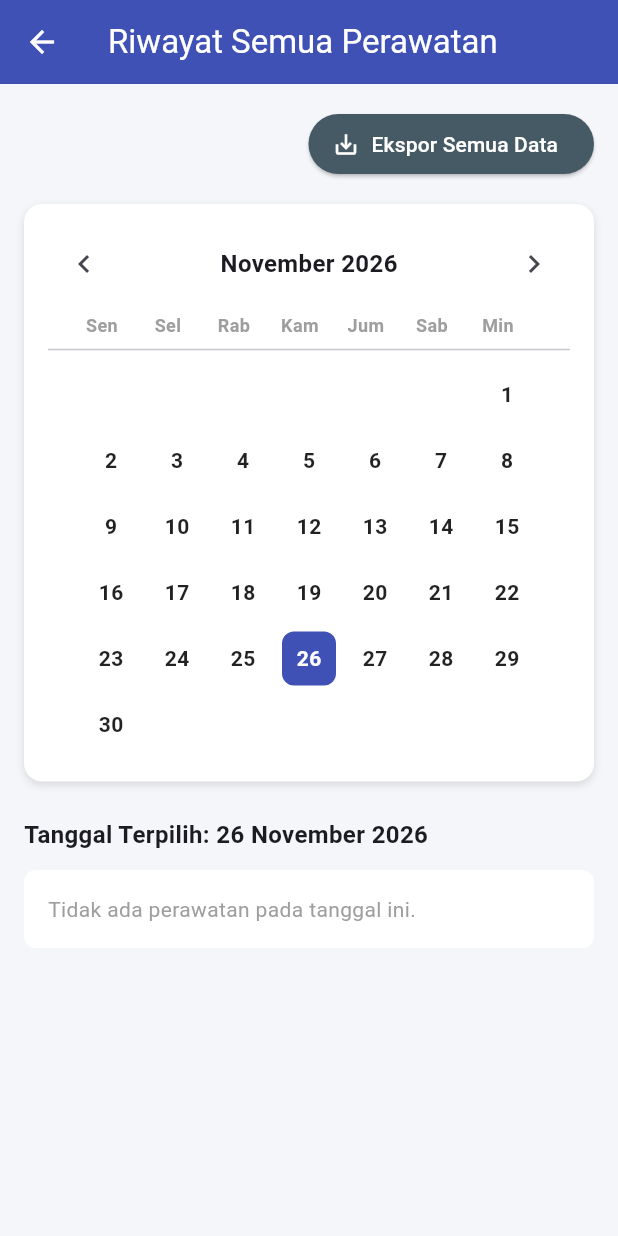
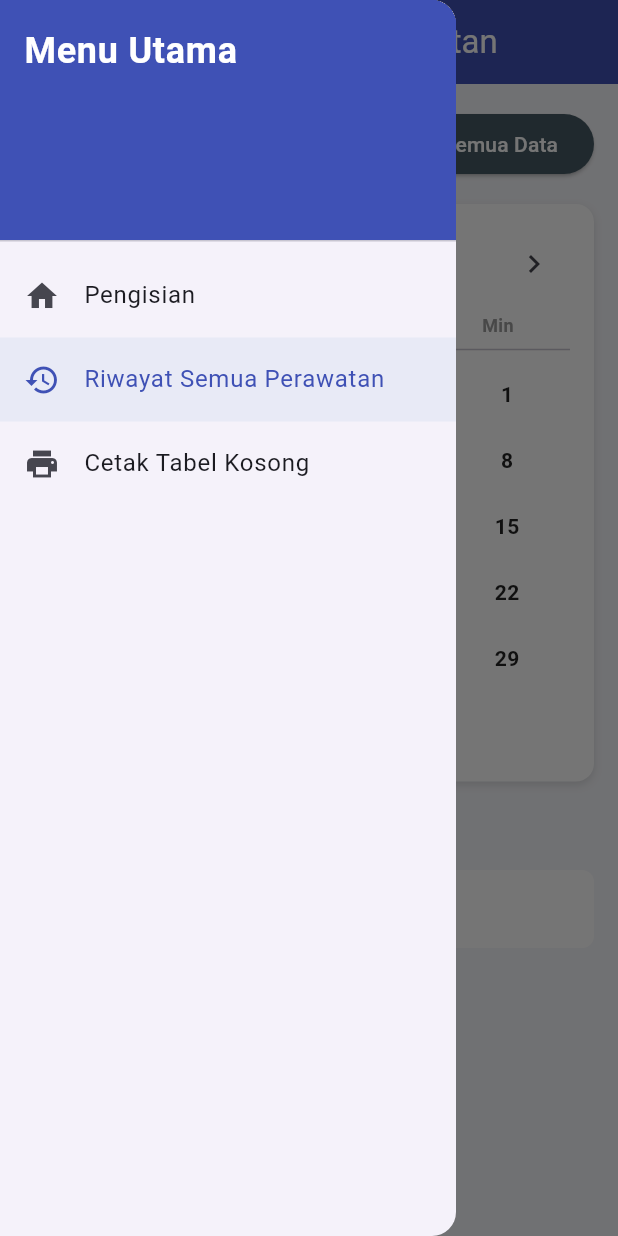
Before and after one commit to BagusAhmadi/aplikasi_perawatan_itrr, a Flutter app: the GlobalRiwayatScreen screen opened directly, with the side drawer open (before the commit the screen has no drawer), on a phone screen of 412 x 824 dp. Run offline on Flutter 3.47's test engine with Material 3 defaults, Android fonts, the phone set to English and light mode, and no system bars; our stand-ins replace file_picker, pdf, printing, share_plus, sqflite; accounts and stored records are empty.

Commit message:
v25.96875 tabel kosong

```diff
--- a/lib/screens/global_riwayat_screen.dart
+++ b/lib/screens/global_riwayat_screen.dart
@@ -6,6 +6,7 @@ import 'genset/genset_database.dart';
 import 'genset/genset_riwayat_logic.dart';
 import 'genset/pdf_generator.dart';
 import 'genset/pdf_preview_screen.dart';
+import 'cetak_blanko_screen.dart'; // Import untuk navigasi sidebar
 
 class GlobalRiwayatScreen extends StatefulWidget {
   const GlobalRiwayatScreen({super.key});
@@ -31,7 +32,6 @@ class _GlobalRiwayatScreenState extends State<GlobalRiwayatScreen> {
 
   Future<void> _loadData() async {
     setState(() => _isLoading = true);
-    // Mengambil semua data dari database
     final data = await GensetDatabase.bacaSemua();
     setState(() {
       _allData = data;
@@ -72,7 +72,6 @@ class _GlobalRiwayatScreenState extends State<GlobalRiwayatScreen> {
     }
   }
 
-  // --- LOGIKA KALENDER ---
   bool _hasDataOnDate(DateTime date) {
     return _allData.any((item) =>
       item.tanggal.year == date.year &&
@@ -94,21 +93,73 @@ class _GlobalRiwayatScreenState extends State<GlobalRiwayatScreen> {
   Widget build(BuildContext context) {
     if (_isLoading) return const Scaffold(body: Center(child: CircularProgressIndicator()));
 
-    // Membungkus seluruh konten dengan Scaffold dan AppBar
     return Scaffold(
       backgroundColor: const Color(0xFFF5F6FA),
+      // ==========================================
+      // MENAMBAHKAN DRAWER / SIDEBAR
+      // ==========================================
+      drawer: Drawer(
+        child: ListView(
+          padding: EdgeInsets.zero,
+          children: [
+            const DrawerHeader(
+              decoration: BoxDecoration(color: Color(0xFF3F51B5)),
+              child: Text(
+                'Menu Utama',
+                style: TextStyle(color: Colors.white, fontSize: 24, fontWeight: FontWeight.bold),
+              ),
+            ),
+            ListTile(
+              leading: const Icon(Icons.home),
+              title: const Text('Pengisian'),
+              onTap: () {
+                Navigator.popUntil(context, (route) => route.isFirst);
+              },
+            ),
+            ListTile(
+              leading: const Icon(Icons.history),
+              title: const Text('Riwayat Semua Perawatan'),
+              selected: true,
+              selectedTileColor: const Color(0xFFE8EAF6),
+              selectedColor: const Color(0xFF3F51B5),
+              onTap: () {
+                Navigator.pop(context); // Tutup drawer jika sedang di halaman ini
+              },
+            ),
+            // Garis pemisah (Divider) dihapus
+            ListTile(
+              leading: const Icon(Icons.print),
+              title: const Text('Cetak Tabel Kosong'),
+              onTap: () {
+                Navigator.pop(context);
+                Navigator.push(
+                  context,
+                  MaterialPageRoute(builder: (context) => const CetakBlankoScreen()),
+                );
+              },
+            ),
+          ],
+        ),
+      ),
       appBar: AppBar(
         title: const Text('Riwayat Semua Perawatan'),
         backgroundColor: const Color(0xFF3F51B5),
         foregroundColor: Colors.white,
-        // Tombol back otomatis muncul karena halaman ini dibuka via Navigator.push
+        // ==========================================
+        // MENGGANTI TOMBOL BACK JADI HAMBURGER
+        // ==========================================
+        leading: Builder(
+          builder: (context) => IconButton(
+            icon: const Icon(Icons.menu),
+            onPressed: () => Scaffold.of(context).openDrawer(),
+          ),
+        ),
       ),
       body: SingleChildScrollView(
         padding: const EdgeInsets.all(16),
         child: Column(
           crossAxisAlignment: CrossAxisAlignment.stretch,
           children: [
-            // Tombol Ekspor (Tanpa Filter Gedung)
             Align(
               alignment: Alignment.centerRight,
               child: ElevatedButton.icon(
@@ -125,7 +176,6 @@ class _GlobalRiwayatScreenState extends State<GlobalRiwayatScreen> {
             ),
             const SizedBox(height: 16),
 
-            // KOTAK KALENDER
             Container(
               padding: const EdgeInsets.all(16),
               decoration: BoxDecoration(
@@ -330,7 +380,6 @@ class _GlobalRiwayatScreenState extends State<GlobalRiwayatScreen> {
     );
   }
 
-  // Fungsi Ekspor Khusus Global (Semua Gedung)
   Future<void> _eksporSemuaData() async {
     showModalBottomSheet(
       context: context,
@@ -363,7 +412,7 @@ class _GlobalRiwayatScreenState extends State<GlobalRiwayatScreen> {
                       helpText: 'Pilih Bulan (Tanggal tidak penting)',
                     );
                     if (picked != null) {
-                      // Catatan: Perlu penyesuaian pada GensetRiwayatLogic jika ingin ekspor per bulan dengan filter 'semua'
+                      // Bisa disesuaikan untuk filter bulan dengan 'semua'
                     }
                   },
                 ),
```
Also changed, not shown: lib/screens/cetak_blanko_screen.dart (+5 -5 lines), lib/screens/home_screen.dart (+4 -3 lines).
